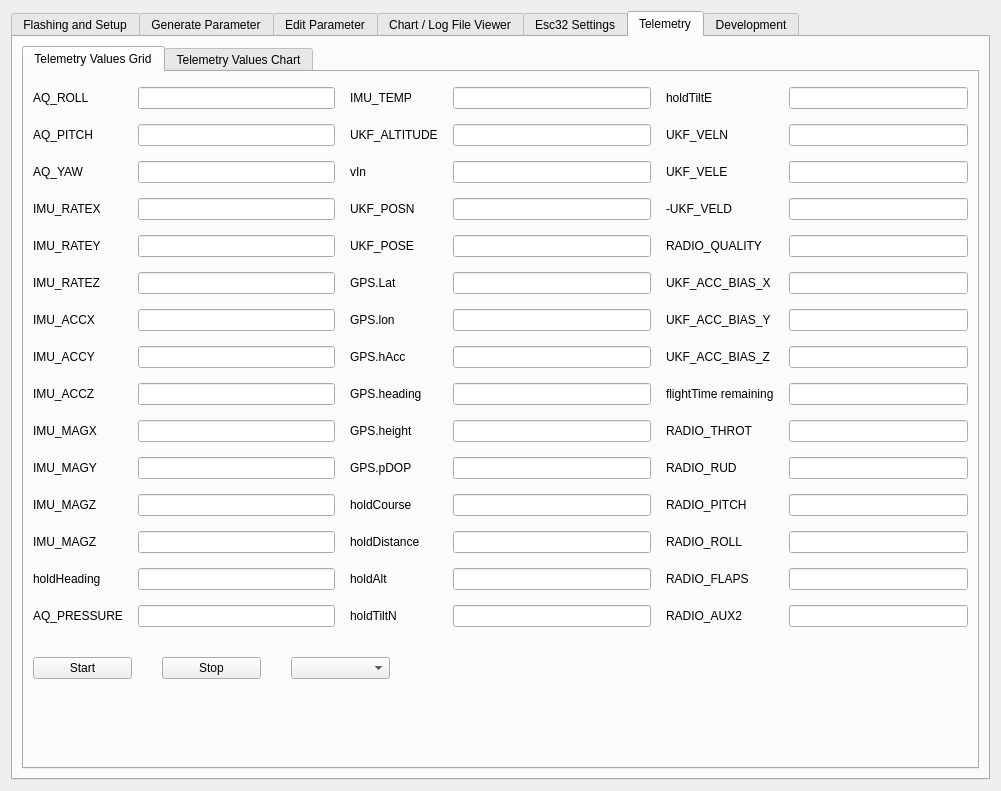
mpaperno/qgroundcontrol_aq, file src/ui/qgcautoquad.ui: the form before one commit.
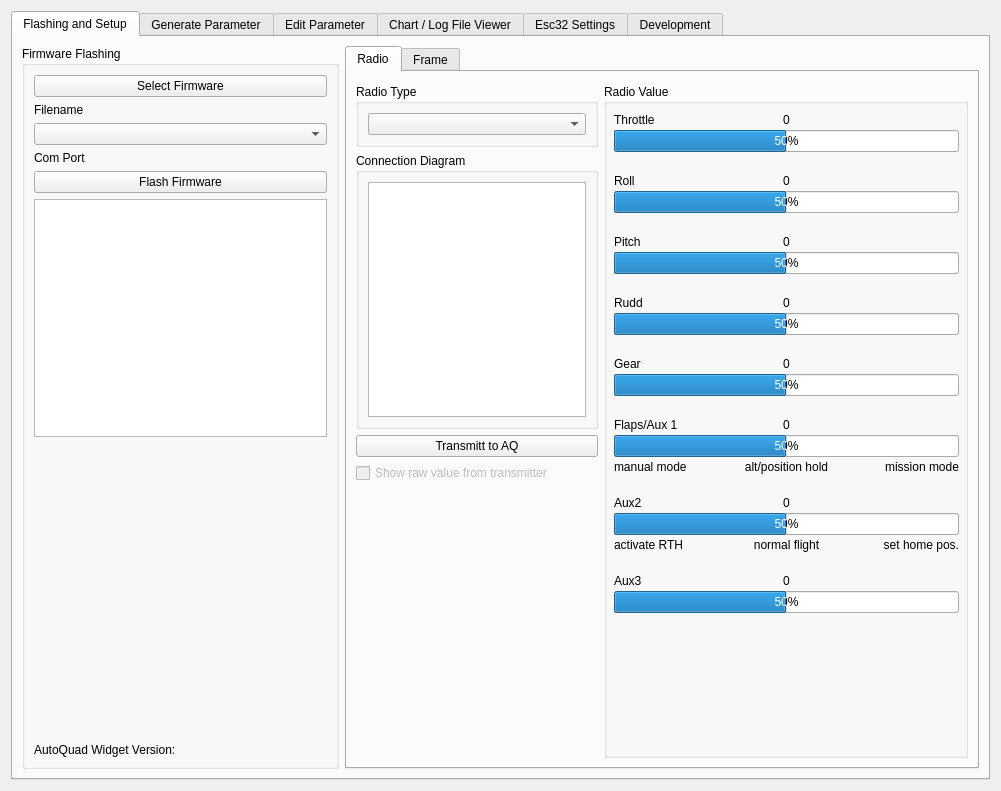
The form after the commit. The open tabs and pages were chosen to show the change.

Commit message: Rewrite of telemetry view UI. Created new class, etc. Telem values are configured in constructor in aq_teletryView.cpp. Added time scale adjustment.

```diff
--- a/src/ui/qgcautoquad.ui
+++ b/src/ui/qgcautoquad.ui
@@ -6195,616 +6195,6 @@
        </item>
       </layout>
      </widget>
-     <widget class="QWidget" name="tab_aq_telemetry">
-      <attribute name="title">
-       <string>Telemetry</string>
-      </attribute>
-      <layout class="QHBoxLayout" name="horizontalLayout_17">
-       <item>
-        <widget class="QTabWidget" name="tabTele">
-         <property name="currentIndex">
-          <number>0</number>
-         </property>
-         <widget class="QWidget" name="tab_val_grid">
-          <attribute name="title">
-           <string>Telemetry Values Grid</string>
-          </attribute>
-          <layout class="QVBoxLayout" name="verticalLayout_192" stretch="1,0,0">
-           <property name="spacing">
-            <number>30</number>
-           </property>
-           <property name="topMargin">
-            <number>15</number>
-           </property>
-           <item>
-            <layout class="QHBoxLayout" name="horizontalLayout_15">
-             <property name="spacing">
-              <number>15</number>
-             </property>
-             <item>
-              <layout class="QGridLayout" name="gridLayout_15">
-               <property name="verticalSpacing">
-                <number>15</number>
-               </property>
-               <item row="0" column="0">
-                <widget class="QLabel" name="label_3">
-                 <property name="text">
-                  <string>AQ_ROLL</string>
-                 </property>
-                </widget>
-               </item>
-               <item row="0" column="1">
-                <widget class="QLineEdit" name="Tele_Value1"/>
-               </item>
-               <item row="1" column="0">
-                <widget class="QLabel" name="label_134">
-                 <property name="text">
-                  <string>AQ_PITCH</string>
-                 </property>
-                </widget>
-               </item>
-               <item row="1" column="1">
-                <widget class="QLineEdit" name="Tele_Value2"/>
-               </item>
-               <item row="2" column="0">
-                <widget class="QLabel" name="label_138">
-                 <property name="text">
-                  <string>AQ_YAW</string>
-                 </property>
-                </widget>
-               </item>
-               <item row="2" column="1">
-                <widget class="QLineEdit" name="Tele_Value3"/>
-               </item>
-               <item row="3" column="0">
-                <widget class="QLabel" name="label_158">
-                 <property name="text">
-                  <string>IMU_RATEX</string>
-                 </property>
-                </widget>
-               </item>
-               <item row="3" column="1">
-                <widget class="QLineEdit" name="Tele_Value4"/>
-               </item>
-               <item row="4" column="0">
-                <widget class="QLabel" name="label_162">
-                 <property name="text">
-                  <string>IMU_RATEY</string>
-                 </property>
-                </widget>
-               </item>
-               <item row="4" column="1">
-                <widget class="QLineEdit" name="Tele_Value5"/>
-               </item>
-               <item row="5" column="0">
-                <widget class="QLabel" name="label_166">
-                 <property name="text">
-                  <string>IMU_RATEZ</string>
-                 </property>
-                </widget>
-               </item>
-               <item row="5" column="1">
-                <widget class="QLineEdit" name="Tele_Value6"/>
-               </item>
-               <item row="6" column="0">
-                <widget class="QLabel" name="label_170">
-                 <property name="text">
-                  <string>IMU_ACCX</string>
-                 </property>
-                </widget>
-               </item>
-               <item row="6" column="1">
-                <widget class="QLineEdit" name="Tele_Value7"/>
-               </item>
-               <item row="7" column="0">
-                <widget class="QLabel" name="label_174">
-                 <property name="text">
-                  <string>IMU_ACCY</string>
-                 </property>
-                </widget>
-               </item>
-               <item row="7" column="1">
-                <widget class="QLineEdit" name="Tele_Value8"/>
-               </item>
-               <item row="8" column="0">
-                <widget class="QLabel" name="label_208">
-                 <property name="text">
-                  <string>IMU_ACCZ</string>
-                 </property>
-                </widget>
-               </item>
-               <item row="8" column="1">
-                <widget class="QLineEdit" name="Tele_Value9"/>
-               </item>
-               <item row="9" column="0">
-                <widget class="QLabel" name="label_212">
-                 <property name="text">
-                  <string>IMU_MAGX</string>
-                 </property>
-                </widget>
-               </item>
-               <item row="9" column="1">
-                <widget class="QLineEdit" name="Tele_Value10"/>
-               </item>
-               <item row="10" column="0">
-                <widget class="QLabel" name="label_216">
-                 <property name="sizePolicy">
-                  <sizepolicy hsizetype="Preferred" vsizetype="Preferred">
-                   <horstretch>0</horstretch>
-                   <verstretch>0</verstretch>
-                  </sizepolicy>
-                 </property>
-                 <property name="baseSize">
-                  <size>
-                   <width>0</width>
-                   <height>0</height>
-                  </size>
-                 </property>
-                 <property name="text">
-                  <string>IMU_MAGY</string>
-                 </property>
-                </widget>
-               </item>
-               <item row="10" column="1">
-                <widget class="QLineEdit" name="Tele_Value11"/>
-               </item>
-               <item row="11" column="0">
-                <widget class="QLabel" name="label_220">
-                 <property name="text">
-                  <string>IMU_MAGZ</string>
-                 </property>
-                </widget>
-               </item>
-               <item row="11" column="1">
-                <widget class="QLineEdit" name="Tele_Value12"/>
-               </item>
-               <item row="12" column="0">
-                <widget class="QLabel" name="label_224">
-                 <property name="text">
-                  <string>IMU_MAGZ</string>
-                 </property>
-                </widget>
-               </item>
-               <item row="12" column="1">
-                <widget class="QLineEdit" name="Tele_Value13"/>
-               </item>
-               <item row="13" column="0">
-                <widget class="QLabel" name="label_228">
-                 <property name="text">
-                  <string>holdHeading</string>
-                 </property>
-                </widget>
-               </item>
-               <item row="13" column="1">
-                <widget class="QLineEdit" name="Tele_Value14"/>
-               </item>
-               <item row="14" column="0">
-                <widget class="QLabel" name="label_232">
-                 <property name="text">
-                  <string>AQ_PRESSURE</string>
-                 </property>
-                </widget>
-               </item>
-               <item row="14" column="1">
-                <widget class="QLineEdit" name="Tele_Value15"/>
-               </item>
-              </layout>
-             </item>
-             <item>
-              <layout class="QGridLayout" name="gridLayout_16">
-               <property name="verticalSpacing">
-                <number>15</number>
-               </property>
-               <item row="10" column="1">
-                <widget class="QLineEdit" name="Tele_Value26"/>
-               </item>
-               <item row="1" column="1">
-                <widget class="QLineEdit" name="Tele_Value17"/>
-               </item>
-               <item row="12" column="1">
-                <widget class="QLineEdit" name="Tele_Value28"/>
-               </item>
-               <item row="0" column="1">
-                <widget class="QLineEdit" name="Tele_Value16"/>
-               </item>
-               <item row="13" column="1">
-                <widget class="QLineEdit" name="Tele_Value29"/>
-               </item>
-               <item row="7" column="1">
-                <widget class="QLineEdit" name="Tele_Value23"/>
-               </item>
-               <item row="11" column="0">
-                <widget class="QLabel" name="label_221">
-                 <property name="text">
-                  <string>holdCourse</string>
-                 </property>
-                </widget>
-               </item>
-               <item row="4" column="0">
-                <widget class="QLabel" name="label_163">
-                 <property name="text">
-                  <string>UKF_POSE</string>
-                 </property>
-                </widget>
-               </item>
-               <item row="3" column="1">
-                <widget class="QLineEdit" name="Tele_Value19"/>
-               </item>
-               <item row="9" column="0">
-                <widget class="QLabel" name="label_213">
-                 <property name="text">
-                  <string>GPS.height</string>
-                 </property>
-                </widget>
-               </item>
-               <item row="14" column="1">
-                <widget class="QLineEdit" name="Tele_Value30"/>
-               </item>
-               <item row="10" column="0">
-                <widget class="QLabel" name="label_217">
-                 <property name="text">
-                  <string>GPS.pDOP</string>
-                 </property>
-                </widget>
-               </item>
-               <item row="8" column="0">
-                <widget class="QLabel" name="label_209">
-                 <property name="text">
-                  <string>GPS.heading</string>
-                 </property>
-                </widget>
-               </item>
-               <item row="13" column="0">
-                <widget class="QLabel" name="label_229">
-                 <property name="text">
-                  <string>holdAlt</string>
-                 </property>
-                </widget>
-               </item>
-               <item row="2" column="1">
-                <widget class="QLineEdit" name="Tele_Value18"/>
-               </item>
-               <item row="2" column="0">
-                <widget class="QLabel" name="label_155">
-                 <property name="text">
-                  <string>vIn</string>
-                 </property>
-                </widget>
-               </item>
-               <item row="5" column="1">
-                <widget class="QLineEdit" name="Tele_Value21"/>
-               </item>
-               <item row="5" column="0">
-                <widget class="QLabel" name="label_167">
-                 <property name="text">
-                  <string>GPS.Lat</string>
-                 </property>
-                </widget>
-               </item>
-               <item row="14" column="0">
-                <widget class="QLabel" name="label_237">
-                 <property name="text">
-                  <string>holdTiltN</string>
-                 </property>
-                </widget>
-               </item>
-               <item row="7" column="0">
-                <widget class="QLabel" name="label_175">
-                 <property name="text">
-                  <string>GPS.hAcc</string>
-                 </property>
-                </widget>
-               </item>
-               <item row="6" column="0">
-                <widget class="QLabel" name="label_171">
-                 <property name="text">
-                  <string>GPS.lon</string>
-                 </property>
-                </widget>
-               </item>
-               <item row="1" column="0">
-                <widget class="QLabel" name="label_135">
-                 <property name="text">
-                  <string>UKF_ALTITUDE</string>
-                 </property>
-                </widget>
-               </item>
-               <item row="4" column="1">
-                <widget class="QLineEdit" name="Tele_Value20"/>
-               </item>
-               <item row="6" column="1">
-                <widget class="QLineEdit" name="Tele_Value22"/>
-               </item>
-               <item row="0" column="0">
-                <widget class="QLabel" name="label_111">
-                 <property name="text">
-                  <string>IMU_TEMP</string>
-                 </property>
-                </widget>
-               </item>
-               <item row="3" column="0">
-                <widget class="QLabel" name="label_159">
-                 <property name="text">
-                  <string>UKF_POSN</string>
-                 </property>
-                </widget>
-               </item>
-               <item row="12" column="0">
-                <widget class="QLabel" name="label_225">
-                 <property name="text">
-                  <string>holdDistance</string>
-                 </property>
-                </widget>
-               </item>
-               <item row="8" column="1">
-                <widget class="QLineEdit" name="Tele_Value24"/>
-               </item>
-               <item row="9" column="1">
-                <widget class="QLineEdit" name="Tele_Value25"/>
-               </item>
-               <item row="11" column="1">
-                <widget class="QLineEdit" name="Tele_Value27"/>
-               </item>
-              </layout>
-             </item>
-             <item>
-              <layout class="QGridLayout" name="gridLayout_17">
-               <property name="verticalSpacing">
-                <number>15</number>
-               </property>
-               <item row="0" column="0">
-                <widget class="QLabel" name="label_132">
-                 <property name="text">
-                  <string>holdTiltE</string>
-                 </property>
-                </widget>
-               </item>
-               <item row="0" column="1">
-                <widget class="QLineEdit" name="Tele_Value31"/>
-               </item>
-               <item row="1" column="0">
-                <widget class="QLabel" name="label_136">
-                 <property name="text">
-                  <string>UKF_VELN</string>
-                 </property>
-                </widget>
-               </item>
-               <item row="1" column="1">
-                <widget class="QLineEdit" name="Tele_Value32"/>
-               </item>
-               <item row="2" column="0">
-                <widget class="QLabel" name="label_156">
-                 <property name="text">
-                  <string>UKF_VELE</string>
-                 </property>
-                </widget>
-               </item>
-               <item row="2" column="1">
-                <widget class="QLineEdit" name="Tele_Value33"/>
-               </item>
-               <item row="3" column="0">
-                <widget class="QLabel" name="label_160">
-                 <property name="text">
-                  <string>-UKF_VELD</string>
-                 </property>
-                </widget>
-               </item>
-               <item row="3" column="1">
-                <widget class="QLineEdit" name="Tele_Value34"/>
-               </item>
-               <item row="4" column="0">
-                <widget class="QLabel" name="label_164">
-                 <property name="text">
-                  <string>RADIO_QUALITY</string>
-                 </property>
-                </widget>
-               </item>
-               <item row="4" column="1">
-                <widget class="QLineEdit" name="Tele_Value35"/>
-               </item>
-               <item row="5" column="0">
-                <widget class="QLabel" name="label_168">
-                 <property name="text">
-                  <string>UKF_ACC_BIAS_X</string>
-                 </property>
-                </widget>
-               </item>
-               <item row="5" column="1">
-                <widget class="QLineEdit" name="Tele_Value36"/>
-               </item>
-               <item row="6" column="0">
-                <widget class="QLabel" name="label_172">
-                 <property name="text">
-                  <string>UKF_ACC_BIAS_Y</string>
-                 </property>
-                </widget>
-               </item>
-               <item row="6" column="1">
-                <widget class="QLineEdit" name="Tele_Value37"/>
-               </item>
-               <item row="7" column="0">
-                <widget class="QLabel" name="label_176">
-                 <property name="text">
-                  <string>UKF_ACC_BIAS_Z</string>
-                 </property>
-                </widget>
-               </item>
-               <item row="7" column="1">
-                <widget class="QLineEdit" name="Tele_Value38"/>
-               </item>
-               <item row="8" column="0">
-                <widget class="QLabel" name="label_210">
-                 <property name="text">
-                  <string>flightTime remaining</string>
-                 </property>
-                </widget>
-               </item>
-               <item row="8" column="1">
-                <widget class="QLineEdit" name="Tele_Value39"/>
-               </item>
-               <item row="9" column="0">
-                <widget class="QLabel" name="label_214">
-                 <property name="text">
-                  <string>RADIO_THROT</string>
-                 </property>
-                </widget>
-               </item>
-               <item row="9" column="1">
-                <widget class="QLineEdit" name="Tele_Value40"/>
-               </item>
-               <item row="10" column="0">
-                <widget class="QLabel" name="label_218">
-                 <property name="text">
-                  <string>RADIO_RUD</string>
-                 </property>
-                </widget>
-               </item>
-               <item row="10" column="1">
-                <widget class="QLineEdit" name="Tele_Value41"/>
-               </item>
-               <item row="11" column="0">
-                <widget class="QLabel" name="label_222">
-                 <property name="text">
-                  <string>RADIO_PITCH</string>
-                 </property>
-                </widget>
-               </item>
-               <item row="11" column="1">
-                <widget class="QLineEdit" name="Tele_Value42"/>
-               </item>
-               <item row="12" column="0">
-                <widget class="QLabel" name="label_226">
-                 <property name="text">
-                  <string>RADIO_ROLL</string>
-                 </property>
-                </widget>
-               </item>
-               <item row="12" column="1">
-                <widget class="QLineEdit" name="Tele_Value43"/>
-               </item>
-               <item row="13" column="0">
-                <widget class="QLabel" name="label_230">
-                 <property name="text">
-                  <string>RADIO_FLAPS</string>
-                 </property>
-                </widget>
-               </item>
-               <item row="13" column="1">
-                <widget class="QLineEdit" name="Tele_Value44"/>
-               </item>
-               <item row="14" column="0">
-                <widget class="QLabel" name="label_238">
-                 <property name="text">
-                  <string>RADIO_AUX2</string>
-                 </property>
-                </widget>
-               </item>
-               <item row="14" column="1">
-                <widget class="QLineEdit" name="Tele_Value45"/>
-               </item>
-              </layout>
-             </item>
-            </layout>
-           </item>
-           <item>
-            <layout class="QHBoxLayout" name="horizontalLayout_14">
-             <item>
-              <widget class="QPushButton" name="pushButton_start_tel_grid">
-               <property name="sizePolicy">
-                <sizepolicy hsizetype="Expanding" vsizetype="Fixed">
-                 <horstretch>0</horstretch>
-                 <verstretch>0</verstretch>
-                </sizepolicy>
-               </property>
-               <property name="text">
-                <string>Start</string>
-               </property>
-              </widget>
-             </item>
-             <item>
-              <widget class="QPushButton" name="pushButton_stop_tel_grid">
-               <property name="sizePolicy">
-                <sizepolicy hsizetype="Expanding" vsizetype="Fixed">
-                 <horstretch>0</horstretch>
-                 <verstretch>0</verstretch>
-                </sizepolicy>
-               </property>
-               <property name="text">
-                <string>Stop</string>
-               </property>
-              </widget>
-             </item>
-             <item>
-              <widget class="QComboBox" name="Frequenz_Telemetry">
-               <property name="sizePolicy">
-                <sizepolicy hsizetype="Expanding" vsizetype="Fixed">
-                 <horstretch>0</horstretch>
-                 <verstretch>0</verstretch>
-                </sizepolicy>
-               </property>
-              </widget>
-             </item>
-             <item>
-              <spacer name="horizontalSpacer">
-               <property name="orientation">
-                <enum>Qt::Horizontal</enum>
-               </property>
-               <property name="sizeHint" stdset="0">
-                <size>
-                 <width>578</width>
-                 <height>20</height>
-                </size>
-               </property>
-              </spacer>
-             </item>
-            </layout>
-           </item>
-           <item>
-            <spacer name="verticalSpacer_17">
-             <property name="orientation">
-              <enum>Qt::Vertical</enum>
-             </property>
-             <property name="sizeHint" stdset="0">
-              <size>
-               <width>20</width>
-               <height>40</height>
-              </size>
-             </property>
-            </spacer>
-           </item>
-          </layout>
-         </widget>
-         <widget class="QWidget" name="tab_graphicTel">
-          <attribute name="title">
-           <string>Telemetry Values Chart</string>
-          </attribute>
-          <layout class="QVBoxLayout" name="verticalLayout_202">
-           <item>
-            <layout class="QVBoxLayout" name="verticalLayout_201">
-             <item>
-              <widget class="QFrame" name="plotFrameTele">
-               <property name="sizePolicy">
-                <sizepolicy hsizetype="Expanding" vsizetype="Expanding">
-                 <horstretch>0</horstretch>
-                 <verstretch>0</verstretch>
-                </sizepolicy>
-               </property>
-               <property name="frameShape">
-                <enum>QFrame::StyledPanel</enum>
-               </property>
-               <property name="frameShadow">
-                <enum>QFrame::Raised</enum>
-               </property>
-              </widget>
-             </item>
-            </layout>
-           </item>
-          </layout>
-         </widget>
-        </widget>
-       </item>
-      </layout>
-     </widget>
      <widget class="QWidget" name="tab_dev">
       <property name="enabled">
        <bool>true</bool>
```
The commit also changes 9 other files.
